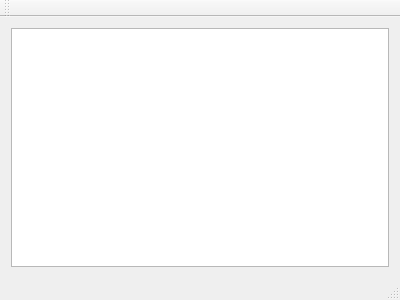
Qt form gameview.ui (A1c0/Ant_Game_Qt) before a commit.
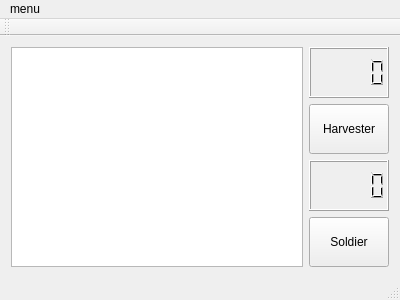
The same form after that commit. Icons and pictures are not drawn.

Patch:
```diff
--- a/gameview.ui
+++ b/gameview.ui
@@ -14,9 +14,74 @@
    <string>GameView</string>
   </property>
   <widget class="QWidget" name="centralWidget">
-   <layout class="QVBoxLayout" name="verticalLayout">
+   <layout class="QHBoxLayout" name="horizontalLayout">
     <item>
-     <widget class="QGraphicsView" name="graphicsView"/>
+     <widget class="QGraphicsView" name="graphicsView">
+      <property name="maximumSize">
+       <size>
+        <width>1920</width>
+        <height>1080</height>
+       </size>
+      </property>
+     </widget>
+    </item>
+    <item>
+     <layout class="QVBoxLayout" name="verticalLayout">
+      <item>
+       <widget class="QLCDNumber" name="harvesterCount">
+        <property name="maximumSize">
+         <size>
+          <width>100</width>
+          <height>250</height>
+         </size>
+        </property>
+       </widget>
+      </item>
+      <item>
+       <widget class="QPushButton" name="harvesterCreate">
+        <property name="maximumSize">
+         <size>
+          <width>100</width>
+          <height>250</height>
+         </size>
+        </property>
+        <property name="text">
+         <string>Harvester</string>
+        </property>
+        <property name="icon">
+         <iconset resource="images.qrc">
+          <normaloff>:/icones/ressources_ant_game/icone_app.png</normaloff>:/icones/ressources_ant_game/icone_app.png</iconset>
+        </property>
+       </widget>
+      </item>
+      <item>
+       <widget class="QLCDNumber" name="soldierCount">
+        <property name="maximumSize">
+         <size>
+          <width>100</width>
+          <height>250</height>
+         </size>
+        </property>
+       </widget>
+      </item>
+      <item>
+       <widget class="QPushButton" name="soldierCreate">
+        <property name="maximumSize">
+         <size>
+          <width>100</width>
+          <height>250</height>
+         </size>
+        </property>
+        <property name="text">
+         <string>Soldier</string>
+        </property>
+        <property name="icon">
+         <iconset resource="images.qrc">
+          <normaloff>:/icones/ressources_ant_game/icone_app.png</normaloff>:/icones/ressources_ant_game/icone_app.png</iconset>
+        </property>
+       </widget>
+      </item>
+     </layout>
     </item>
    </layout>
   </widget>
@@ -26,9 +91,16 @@
      <x>0</x>
      <y>0</y>
      <width>400</width>
-     <height>17</height>
+     <height>20</height>
     </rect>
    </property>
+   <widget class="QMenu" name="menuquit">
+    <property name="title">
+     <string>menu</string>
+    </property>
+    <addaction name="actionQuit"/>
+   </widget>
+   <addaction name="menuquit"/>
   </widget>
   <widget class="QToolBar" name="mainToolBar">
    <attribute name="toolBarArea">
```
Left out of the diff: 9 changed lines with no effect on the pictures.
